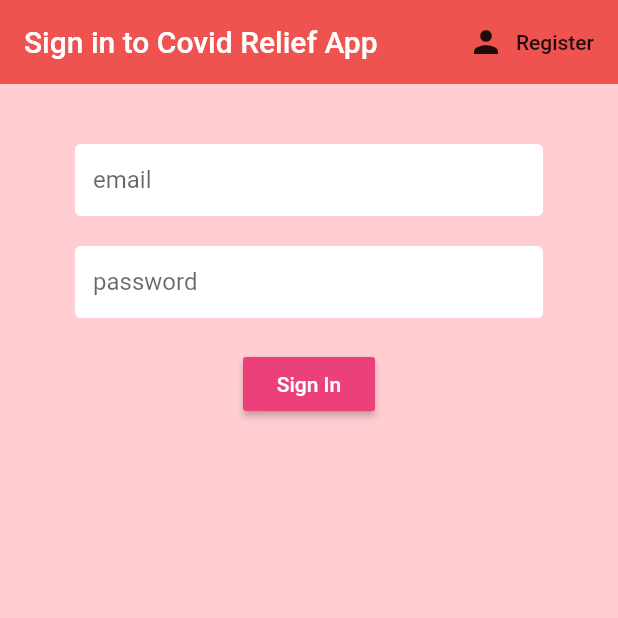
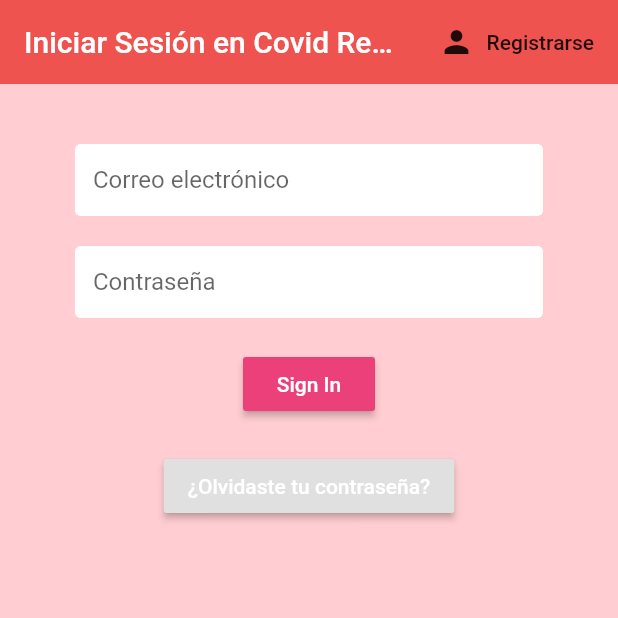
Before and after one commit to Covid-relief/CovidReliefApp, a Flutter app: the screen it shows after launch, on a phone screen of 412 x 824 dp, the top half of it. Run offline on Flutter 3.47's test engine with Material 2 defaults, Android fonts, the phone set to English and light mode, and no system bars; our stand-ins replace cloud_firestore, firebase_auth; accounts and stored records are empty.

Commit message:
Added send password reset email

```diff
--- a/CovidRelief/lib/screens/authenticate/sign_in.dart
+++ b/CovidRelief/lib/screens/authenticate/sign_in.dart
@@ -29,11 +29,11 @@ class _SignInState extends State<SignIn> {
       appBar: AppBar(
         backgroundColor: Colors.red[400],
         elevation: 0.0,
-        title: Text('Sign in to Covid Relief App'),
+        title: Text('Iniciar Sesión en Covid Relief'),
         actions: <Widget>[
           FlatButton.icon(
             icon: Icon(Icons.person),
-            label: Text('Register'),
+            label: Text('Registrarse'),
             onPressed: () => widget.toggleView(),
           ),
         ],
@@ -46,8 +46,8 @@ class _SignInState extends State<SignIn> {
             children: <Widget>[
               SizedBox(height: 20.0),
               TextFormField(
-                decoration: textInputDecoration.copyWith(hintText: 'email'),
-                validator: (val) => val.isEmpty ? 'Ingrese un email' : null,
+                decoration: textInputDecoration.copyWith(hintText: 'Correo electrónico'),
+                validator: (val) => val.isEmpty ? 'Ingrese un correo electrónico válido' : null,
                 onChanged: (val) {
                   setState(() => email = val);
                 },
@@ -55,8 +55,8 @@ class _SignInState extends State<SignIn> {
               SizedBox(height: 20.0),
               TextFormField(
                 obscureText: true,
-                decoration: textInputDecoration.copyWith(hintText: 'password'),
-                validator: (val) => val.length < 6 ? 'ingrese una contrasena de más de 6 caracteres' : null,
+                decoration: textInputDecoration.copyWith(hintText: 'Contraseña'),
+                validator: (val) => val.length < 6 ? 'Ingrese una contrasena con más de 6 caracteres' : null,
                 onChanged: (val) {
                   setState(() => password = val);
                 },
@@ -73,12 +73,30 @@ class _SignInState extends State<SignIn> {
                     dynamic result = await _auth.signInEmailandPassword(email, password);
                     if(result == null) {
                       setState(() {
-                        error = 'Could not sign in with those credentials';
+                        error = 'No es posible Iniciar Sesión con ese correo/constraseña';
                       });
                     }
                   }
                 }
               ),
+              SizedBox(height: 20.0),
+              RaisedButton(
+                child: Text("¿Olvidaste tu contraseña?",
+                  style: TextStyle(color: Colors.white),
+                ),
+                onPressed: () async {
+                  await _auth.sendPasswordResetEmail(email: email).then((onVal) {
+                    Navigator.pop(context, true);
+                  }).catchError((onError) {
+                    if (onError.toString().contains("ERROR_USER_NOT_FOUND")) {
+
+                    } else if (onError
+                        .toString()
+                        .contains("An internal error has occurred")) {
+                    }
+                    };
+                  );
+                }),
               SizedBox(height: 12.0),
               Text(
                 error,
```
